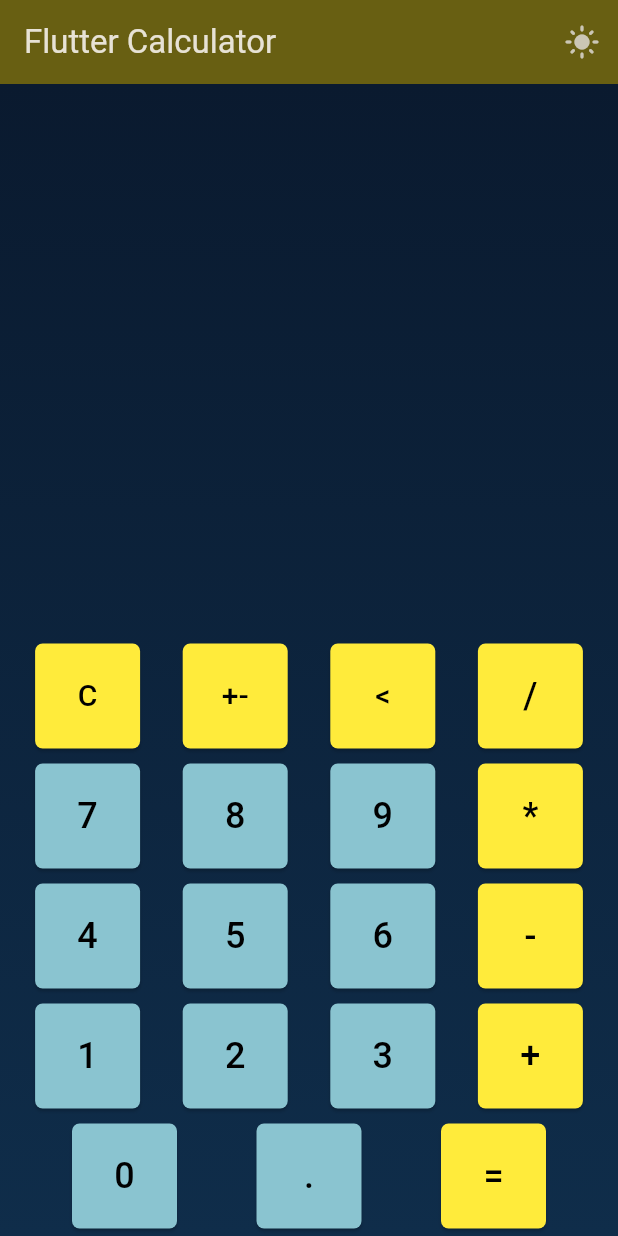
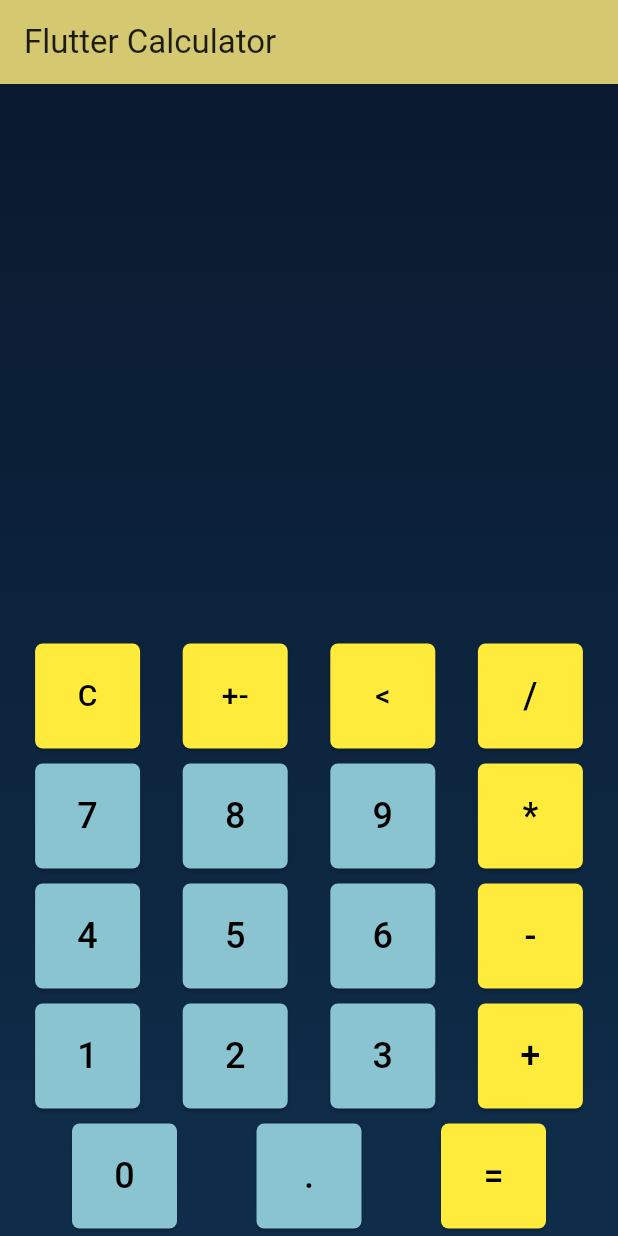
Before and after one commit to prospjx/MobileAP, a Flutter app: the screen it shows after launch, on a phone screen of 412 x 824 dp. Run offline on Flutter 3.47's test engine with Material 3 defaults, Android fonts, the phone set to English and light mode, and no system bars.

Commit message:
Calculator app update

```diff
--- a/calculatorapp/lib/main.dart
+++ b/calculatorapp/lib/main.dart
@@ -13,36 +13,14 @@ class CalculatorApp extends StatefulWidget {
 }
 
 class _CalculatorAppState extends State<CalculatorApp> {
-  bool _isDarkMode = true;
-
-  void _toggleTheme() {
-    setState(() {
-      _isDarkMode = !_isDarkMode;
-    });
-  }
-
   @override
   Widget build(BuildContext context) {
     return MaterialApp(
       title: 'Flutter Calculator',
       theme: ThemeData(
         colorScheme: ColorScheme.fromSeed(seedColor: Colors.yellow),
-        useMaterial3: true,
       ),
-      darkTheme: ThemeData(
-        brightness: Brightness.dark,
-        colorScheme: ColorScheme.fromSeed(
-          seedColor: Colors.yellow,
-          brightness: Brightness.dark,
-        ),
-        useMaterial3: true,
-      ),
-      themeMode: _isDarkMode ? ThemeMode.dark : ThemeMode.light,
-      home: MyHomePage(
-        title: 'Flutter Calculator',
-        isDarkMode: _isDarkMode,
-        onToggleTheme: _toggleTheme,
-      ),
+      home: const MyHomePage(title: 'Flutter Calculator'),
     );
   }
 }
@@ -51,8 +29,6 @@ class MyHomePage extends StatefulWidget {
   const MyHomePage({
     super.key,
     required this.title,
-    this.isDarkMode = true,
-    this.onToggleTheme = _defaultVoidCallback,
     this.fillColor = 0xFFFFEB3B,
     this.textColor = 0xFF000000,
     this.textSize = 24.0,
@@ -60,15 +36,12 @@ class MyHomePage extends StatefulWidget {
   });
 
   final String title;
-  final bool isDarkMode;
-  final VoidCallback onToggleTheme;
   final int fillColor;
   final int textColor;
   final double textSize;
   final Function callback;
 
   static void _defaultCallback() {}
-  static void _defaultVoidCallback() {}
 
   @override
   State<MyHomePage> createState() => _MyHomePageState();
@@ -141,40 +114,21 @@ class _MyHomePageState extends State<MyHomePage> {
 
   @override
   Widget build(BuildContext context) {
-    final List<Color> backgroundColors = widget.isDarkMode
-        ? const [Color(0xFF0A1A2F), Color(0xFF0F2D4A)]
-        : const [Color(0xFFF7F9FC), Color(0xFFE6EEF7)];
-    final Color historyColor = widget.isDarkMode
-        ? const Color.fromARGB(255, 209, 212, 223)
-        : const Color(0xFF455A64);
-    final Color displayColor = widget.isDarkMode
-        ? Colors.white
-        : const Color(0xFF1F2937);
-    final int numberFillColor = widget.isDarkMode ? 0xFF8AC4D0 : 0xFFBEE9F2;
-    final int numberTextColor = widget.isDarkMode ? 0xFF000000 : 0xFF102A43;
-    final int operatorFillColor = widget.isDarkMode ? 0xFFFFEB3B : 0xFFFDD835;
-    final int operatorTextColor = 0xFF000000;
-
     return Scaffold(
       appBar: AppBar(
         backgroundColor: Theme.of(context).colorScheme.inversePrimary,
         title: Text(widget.title),
-        actions: [
-          IconButton(
-            onPressed: widget.onToggleTheme,
-            icon: Icon(
-              widget.isDarkMode ? Icons.light_mode : Icons.dark_mode,
-            ),
-          ),
-        ],
       ),
 
       body: Container(
-        decoration: BoxDecoration(
+        decoration: const BoxDecoration(
           gradient: LinearGradient(
             begin: Alignment.topCenter,
             end: Alignment.bottomCenter,
-            colors: backgroundColors,
+            colors: [
+              Color(0xFF0A1A2F),
+              Color(0xFF0F2D4A),
+            ],
           ),
         ),
 
@@ -188,7 +142,7 @@ class _MyHomePageState extends State<MyHomePage> {
                   padding: EdgeInsets.only(right: 12.0),
                   child: Text(
                     history,
-                    style: TextStyle(fontSize: 24, color: historyColor),
+                    style: TextStyle(fontSize: 24, color: Color.fromARGB(255, 209, 212, 223)),
                   ),
                 ),
               ),
@@ -201,7 +155,7 @@ class _MyHomePageState extends State<MyHomePage> {
                     style: TextStyle(
                       fontSize: 48,
                       fontWeight: FontWeight.bold,
-                      color: displayColor,
+                      color: Colors.white,
                     ),
                   ),
                 ),
@@ -210,49 +164,49 @@ class _MyHomePageState extends State<MyHomePage> {
               Row(
                 mainAxisAlignment: MainAxisAlignment.spaceEvenly,
                 children: [
-                  CalculatorButton(text: 'C', fillColor: operatorFillColor, textColor: operatorTextColor, textSize: 20.0, callback: btnOnClick),
-                  CalculatorButton(text: '+-', fillColor: operatorFillColor, textColor: operatorTextColor, textSize: 20.0, callback: btnOnClick),
-                  CalculatorButton(text: '<', fillColor: operatorFillColor, textColor: operatorTextColor, textSize: 20.0, callback: btnOnClick),
-                  CalculatorButton(text: '/', fillColor: operatorFillColor, textColor: operatorTextColor, textSize: 24.0, callback: btnOnClick),
+                  CalculatorButton(text: 'C', fillColor: 0xFFFFEB3B, textColor: 0xFF000000, textSize: 20.0, callback: btnOnClick),
+                  CalculatorButton(text: '+-', fillColor: 0xFFFFEB3B, textColor: 0xFF000000, textSize: 20.0, callback: btnOnClick),
+                  CalculatorButton(text: '<', fillColor: 0xFFFFEB3B, textColor: 0xFF000000, textSize: 20.0, callback: btnOnClick),
+                  CalculatorButton(text: '/', fillColor: 0xFFFFEB3B, textColor: 0xFF000000, textSize: 24.0, callback: btnOnClick),
                 ],
               ),
 
               Row(
                 mainAxisAlignment: MainAxisAlignment.spaceEvenly,
                 children: [
-                  CalculatorButton(text: '7', fillColor: numberFillColor, textColor: numberTextColor, textSize: 24.0, callback: btnOnClick),
-                  CalculatorButton(text: '8', fillColor: numberFillColor, textColor: numberTextColor, textSize: 24.0, callback: btnOnClick),
-                  CalculatorButton(text: '9', fillColor: numberFillColor, textColor: numberTextColor, textSize: 24.0, callback: btnOnClick),
-                  CalculatorButton(text: '*', fillColor: operatorFillColor, textColor: operatorTextColor, textSize: 24.0, callback: btnOnClick),
+                  CalculatorButton(text: '7', fillColor: 0xFF8ac4d0, textColor: 0xFF000000, textSize: 24.0, callback: btnOnClick),
+                  CalculatorButton(text: '8', fillColor: 0xFF8ac4d0, textColor: 0xFF000000, textSize: 24.0, callback: btnOnClick),
+                  CalculatorButton(text: '9', fillColor: 0xFF8ac4d0, textColor: 0xFF000000, textSize: 24.0, callback: btnOnClick),
+                  CalculatorButton(text: '*', fillColor: 0xFFFFEB3B, textColor: 0xFF000000, textSize: 24.0, callback: btnOnClick),
                 ],
               ),
 
               Row(
                 mainAxisAlignment: MainAxisAlignment.spaceEvenly,
                 children: [
-                  CalculatorButton(text: '4', fillColor: numberFillColor, textColor: numberTextColor, textSize: 24.0, callback: btnOnClick),
-                  CalculatorButton(text: '5', fillColor: numberFillColor, textColor: numberTextColor, textSize: 24.0, callback: btnOnClick),
-                  CalculatorButton(text: '6', fillColor: numberFillColor, textColor: numberTextColor, textSize: 24.0, callback: btnOnClick),
-                  CalculatorButton(text: '-', fillColor: operatorFillColor, textColor: operatorTextColor, textSize: 24.0, callback: btnOnClick),
+                  CalculatorButton(text: '4', fillColor: 0xFF8ac4d0, textColor: 0xFF000000, textSize: 24.0, callback: btnOnClick),
+                  CalculatorButton(text: '5', fillColor: 0xFF8ac4d0, textColor: 0xFF000000, textSize: 24.0, callback: btnOnClick),
+                  CalculatorButton(text: '6', fillColor: 0xFF8ac4d0, textColor: 0xFF000000, textSize: 24.0, callback: btnOnClick),
+                  CalculatorButton(text: '-', fillColor: 0xFFFFEB3B, textColor: 0xFF000000, textSize: 24.0, callback: btnOnClick),
                 ],
               ),
 
               Row(
                 mainAxisAlignment: MainAxisAlignment.spaceEvenly,
                 children: [
-                  CalculatorButton(text: '1', fillColor: numberFillColor, textColor: numberTextColor, textSize: 24.0, callback: btnOnClick),
-                  CalculatorButton(text: '2', fillColor: numberFillColor, textColor: numberTextColor, textSize: 24.0, callback: btnOnClick),
-                  CalculatorButton(text: '3', fillColor: numberFillColor, textColor: numberTextColor, textSize: 24.0, callback: btnOnClick),
-                  CalculatorButton(text: '+', fillColor: operatorFillColor, textColor: operatorTextColor, textSize: 24.0, callback: btnOnClick),
+                  CalculatorButton(text: '1', fillColor: 0xFF8ac4d0, textColor: 0xFF000000, textSize: 24.0, callback: btnOnClick),
+                  CalculatorButton(text: '2', fillColor: 0xFF8ac4d0, textColor: 0xFF000000, textSize: 24.0, callback: btnOnClick),
+                  CalculatorButton(text: '3', fillColor: 0xFF8ac4d0, textColor: 0xFF000000, textSize: 24.0, callback: btnOnClick),
+                  CalculatorButton(text: '+', fillColor: 0xFFFFEB3B, textColor: 0xFF000000, textSize: 24.0, callback: btnOnClick),
                 ],
               ),
 
               Row(
                 mainAxisAlignment: MainAxisAlignment.spaceEvenly,
                 children: [
-                  CalculatorButton(text: '0', fillColor: numberFillColor, textColor: numberTextColor, textSize: 24.0, callback: btnOnClick),
-                  CalculatorButton(text: '.', fillColor: numberFillColor, textColor: numberTextColor, textSize: 24.0, callback: btnOnClick),
-                  CalculatorButton(text: '=', fillColor: operatorFillColor, textColor: operatorTextColor, textSize: 24.0, callback: btnOnClick),
+                  CalculatorButton(text: '0', fillColor: 0xFF8ac4d0, textColor: 0xFF000000, textSize: 24.0, callback: btnOnClick),
+                  CalculatorButton(text: '.', fillColor: 0xFF8ac4d0, textColor: 0xFF000000, textSize: 24.0, callback: btnOnClick),
+                  CalculatorButton(text: '=', fillColor: 0xFFFFEB3B, textColor: 0xFF000000, textSize: 24.0, callback: btnOnClick),
                 ],
               ),
             ],
```
